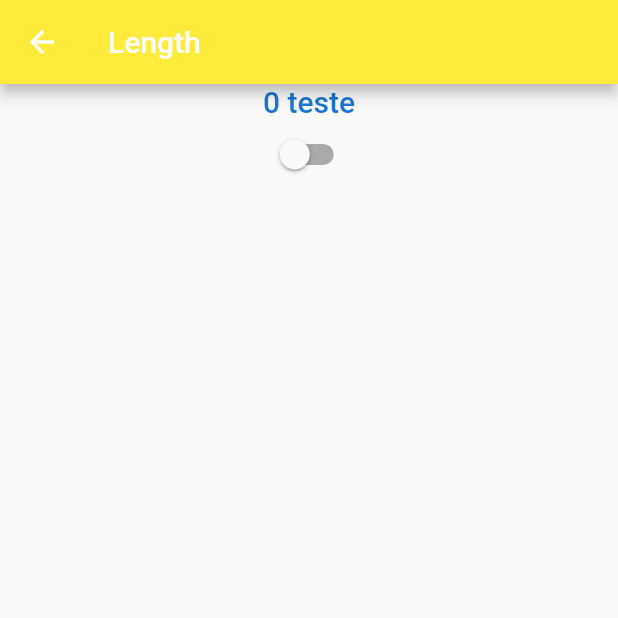
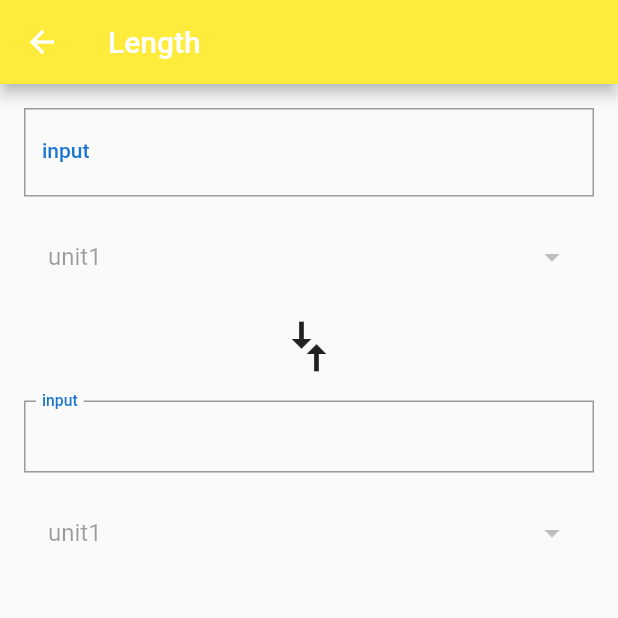
Before and after one commit to vinics12/flutterGDGManaus, a Flutter app: the screen it shows after launch, after a tap on "Length", on a phone screen of 412 x 824 dp, the top half of it. Run offline on Flutter 3.47's test engine with Material 2 defaults, Android fonts, the phone set to English and light mode, and no system bars.

Commit message:
Category Detail Page update

```diff
--- a/lib/category_detail_page.dart
+++ b/lib/category_detail_page.dart
@@ -1,5 +1,7 @@
 import 'package:flutter/material.dart';
 import 'package:hello_world/category.dart';
+
+final _padding = new EdgeInsets.all(16.0);
 
 class CategoryDetailPage extends StatefulWidget {
   Category category;
@@ -17,40 +19,82 @@ class CategoryDetailPage extends StatefulWidget {
   }
 
   @override
-  State<StatefulWidget> createState() => new  CategoryDetailPageState();
+  State<StatefulWidget> createState() => new CategoryDetailPageState();
 }
 
 class CategoryDetailPageState extends State<CategoryDetailPage> {
-  var _count = 0;
-  var _toggled = false;
 
-  void _onTap(){
-    setState((){
-      _count++;
-    });
-  }
 
-  void _onToggle(toggle){
-    setState((){
-      _toggled = toggle;
-    });
+  Widget createDropDown() {
+    return new Container(
+      margin: _padding,
+      child: new DropdownButtonHideUnderline(
+          child: new ButtonTheme(
+            child: new DropdownButton(items: [
+              new DropdownMenuItem(child: new Text('unit1')),
+              new DropdownMenuItem(child: new Text('unit2'))
+            ], onChanged: null),
+      )),
+    );
   }
 
   @override
   Widget build(BuildContext context) {
+    var input = new Container(
+      child: new Column(
+        crossAxisAlignment: CrossAxisAlignment.stretch,
+        children: <Widget>[
+          new TextField(
+            keyboardType: TextInputType.number,
+            decoration: new InputDecoration(
+                labelText: "input",
+                border: new OutlineInputBorder(
+                    borderRadius: new BorderRadius.circular(0.0)),
+                labelStyle: Theme.of(context).textTheme.body2),
+          ),
+          createDropDown()
+        ],
+      ),
+    );
+
+    var arrows = new RotatedBox(
+      quarterTurns: 1,
+      child: new Icon(
+        Icons.compare_arrows,
+        size: 40.0,
+      ),
+    );
+
+    var output = new Container(
+      margin: new EdgeInsets.only(top: 16.0),
+      child: new Column(
+        crossAxisAlignment: CrossAxisAlignment.stretch,
+        children: <Widget>[
+          new InputDecorator(
+            decoration: new InputDecoration(
+                labelText: "input",
+                border: new OutlineInputBorder(
+                    borderRadius: new BorderRadius.circular(0.0)),
+                labelStyle: Theme.of(context).textTheme.body2),
+          ),
+          createDropDown()
+        ],
+      ),
+    );
+
     return new Scaffold(
-      appBar: new AppBar(
-        backgroundColor: widget.category.color,
-        title: new Text(widget.category.name),
-      ),
-      body: new Container(
-        child: new Center(
-          child: new Column( children: <Widget>[
-            new GestureDetector(child: new Text("$_count teste", style: Theme.of(context).textTheme.title,), onTap: ()=>this._onTap(),),
-            new Switch(value: _toggled, onChanged: (toggle)=> this._onToggle(toggle))
-          ],),
+        appBar: new AppBar(
+          backgroundColor: widget.category.color,
+          title: new Text(widget.category.name),
         ),
-      )
-    );
+        body: new ListView(
+          padding: _padding,
+          children: <Widget>[
+            new Column(
+              mainAxisAlignment: MainAxisAlignment.spaceBetween,
+              children: <Widget>[input, arrows, output],
+            )
+          ],
+        ));
   }
 }
```
